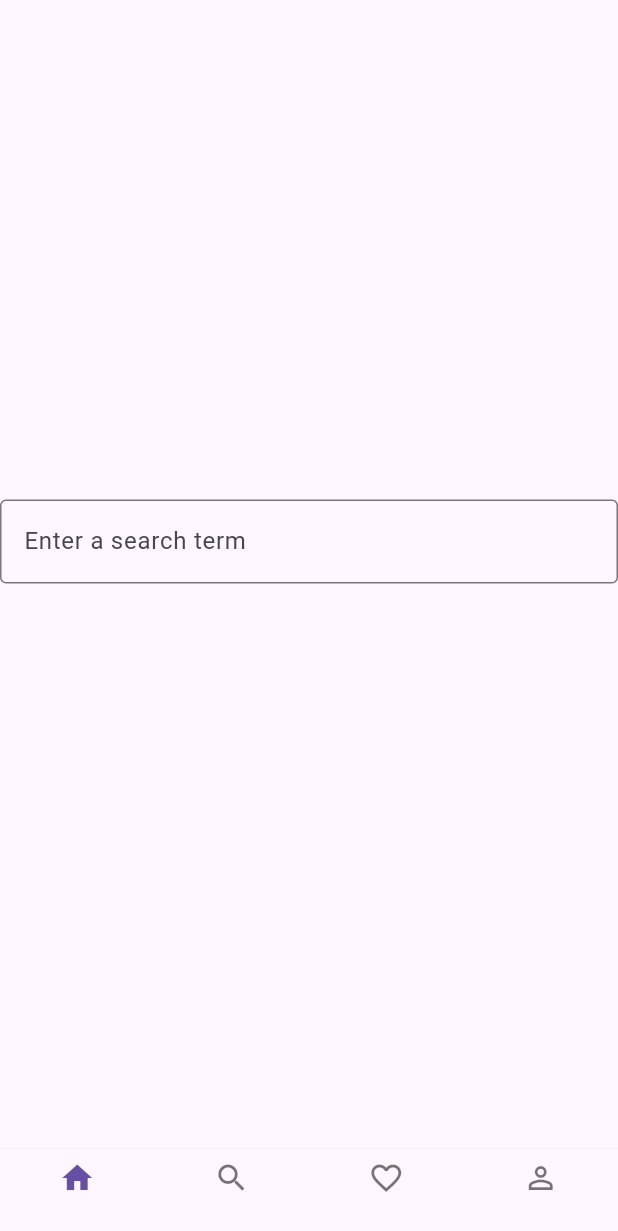
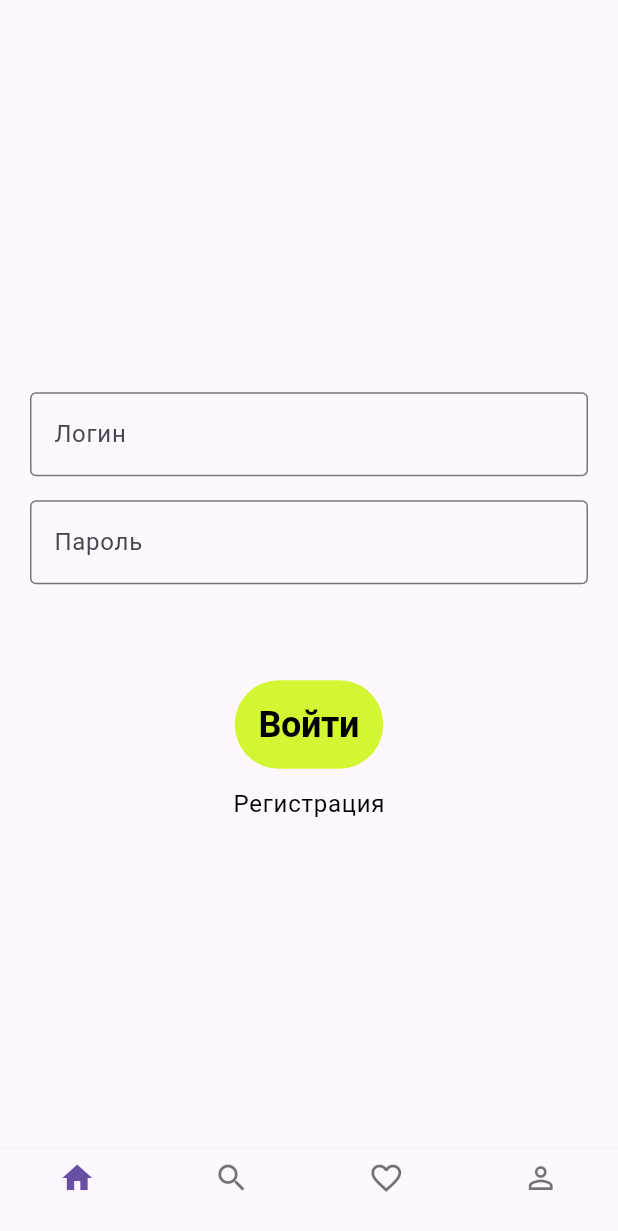
Before and after one commit to kixygod/vmeste, a Flutter app: the screen it shows after launch, on a phone screen of 412 x 824 dp. Shown: the top 1231 px of the screen. Run offline on Flutter 3.47's test engine with Material 3 defaults, Android fonts, the light colour scheme and no system bars; our stand-ins replace flutter_dotenv; Roboto replaces fonts that are missing (VelaSans).

Commit message:
feature(login_screen)

```diff
--- a/lib/ui/views/auth_view/auth_view.dart
+++ b/lib/ui/views/auth_view/auth_view.dart
@@ -1,29 +1,86 @@
+import 'dart:convert';
+
 import 'package:flutter/material.dart';
-import 'package:provider/provider.dart';
-import 'auth_view_model.dart';
+import 'package:flutter_dotenv/flutter_dotenv.dart';
+import 'package:http/http.dart' as http;
+import 'package:vmeste/ui/theme/colors.dart';
 
-class AuthView extends StatelessWidget {
+class AuthView extends StatefulWidget {
   const AuthView({super.key});
 
   @override
+  AuthViewState createState() => AuthViewState();
+}
+
+class AuthViewState extends State<AuthView> {
+  String login = '';
+  String password = '';
+  late TextEditingController loginController;
+  late TextEditingController passwordController;
+
+  @override
+  void initState() {
+    super.initState();
+    loginController = TextEditingController();
+    passwordController = TextEditingController();
+  }
+
+  @override
   Widget build(BuildContext context) {
-    // final viewModel = Provider.of<AuthViewModel>(context);
-
     return Scaffold(
-      body: SafeArea(
-          child: Center(
-              child: Container(
-                  height: 100,
-                  child: const Column(
-                    children: [
-                      TextField(
-                        decoration: InputDecoration(
-                          border: OutlineInputBorder(),
-                          hintText: 'Enter a search term',
-                        ),
-                      )
-                    ],
-                  )))),
+      appBar: AppBar(),
+      body: Center(
+        child: SingleChildScrollView(
+          padding: const EdgeInsets.all(20),
+          child: Column(
+            mainAxisAlignment: MainAxisAlignment.center,
+            children: [
+              TextField(
+                controller: loginController,
+                decoration: const InputDecoration(border: OutlineInputBorder(), labelText: 'Логин'),
+              ),
+              const SizedBox(height: 16),
+              TextField(
+                controller: passwordController,
+                decoration: const InputDecoration(border: OutlineInputBorder(), labelText: 'Пароль'),
+              ),
+              const SizedBox(height: 64),
+              TextButton(
+                  style: TextButton.styleFrom(foregroundColor: Colors.white, backgroundColor: AppColors.green, padding: const EdgeInsets.all(16.0)),
+                  onPressed: () async {
+                    sendLoginPassword(loginController.text, passwordController.text);
+                  },
+                  child: Text('Войти', style: Theme.of(context).textTheme.headline1)),
+              TextButton(
+                  onPressed: () async {
+                    sendLoginPassword(loginController.text, passwordController.text);
+                  },
+                  child: Text('Регистрация', style: Theme.of(context).textTheme.bodyText1))
+            ],
+          ),
+        ),
+      ),
     );
   }
+
+  Future<void> sendLoginPassword(String login, String password) async {
+    // код для отправки данных на сервер
+    final Map<String, dynamic> data = {"login": login, "password": password};
+    final url = Uri.parse('${dotenv.get('API_HOST')}/user/sign/in');
+    final response = await http.post(
+      url,
+      headers: <String, String>{
+        'Content-Type': 'application/json',
+      },
+      body: jsonEncode(data),
+    );
+    if (response.statusCode == 200) {
+      print('200');
+    }
+    if (response.statusCode == 201) {
+      print('201');
+    } else {
+      print('Ошибка при отправке данных');
+    }
+  }
 }
--- a/lib/ui/views/homescreen.dart
+++ b/lib/ui/views/homescreen.dart
@@ -5,6 +5,7 @@ import 'package:vmeste/ui/views/auth_view/auth_view.dart';
 import 'package:vmeste/ui/views/profile_view/profile_view.dart';
 import 'package:vmeste/ui/views/screen2.dart';
 import 'package:vmeste/ui/views/screen3.dart';
+import 'package:vmeste/ui/theme/colors.dart';
 
 class HomeScreen extends StatelessWidget {
   final List<dynamic> screens = [
@@ -28,10 +29,7 @@ class HomeScreen extends StatelessWidget {
         onTap: (value) => screenindexprovider.updateScreenIndex(value),
         items: [
           BottomNavigationBarItem(
-              label: '',
-              icon: Icon((currentScreenIndex == 0) ? Icons.home : Icons.home_outlined),
-              backgroundColor: Colors.indigo // provide color to any one icon as it will overwrite the whole bottombar's color ( if provided any )
-              ),
+              label: '', icon: Icon((currentScreenIndex == 0) ? Icons.home : Icons.home_outlined), backgroundColor: AppColors.green),
           BottomNavigationBarItem(
             label: '',
             icon: Icon((currentScreenIndex == 1) ? Icons.search : Icons.search_outlined),
```
Also changed, not shown: lib/main.dart (+5 -2 lines), lib/ui/views/auth_view/auth_view_model.dart (deleted, +0 -34 lines).
